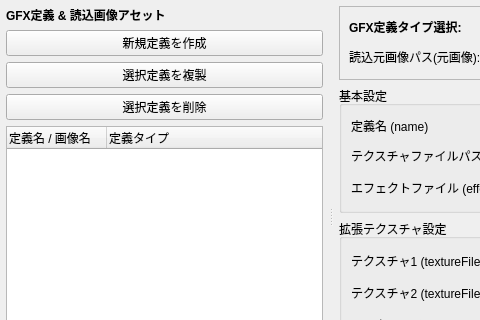
Qt form plugins/hoi4/interface/gfx_editor.ui (Ikumyon/PDX-Mod-Studio) before a commit; both pictures show x 0 to 480 and y 0 to 320 of the 1280 by 431 pixel window.
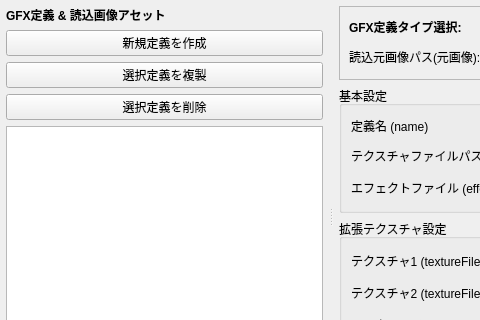
The same form after that commit.

The edit to the form file:
```diff
--- a/plugins/hoi4/interface/gfx_editor.ui
+++ b/plugins/hoi4/interface/gfx_editor.ui
@@ -100,18 +100,7 @@
         </widget>
        </item>
        <item>
-        <widget class="QTreeWidget" name="listGfxNodes">
-         <column>
-          <property name="text">
-           <string>定義名 / 画像名</string>
-          </property>
-         </column>
-         <column>
-          <property name="text">
-           <string>定義タイプ</string>
-          </property>
-         </column>
-        </widget>
+        <widget class="QListWidget" name="listGfxNodes"/>
        </item>
       </layout>
      </widget>
```
Lines whose indentation alone changed are shown as unchanged.
